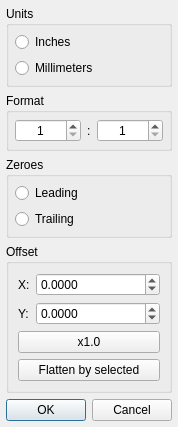
This is file_plugins/excellon/excellondialog.ui in XRay3D/GERBER_X3 as Qt 5 draws it before an edit. The edited form follows.
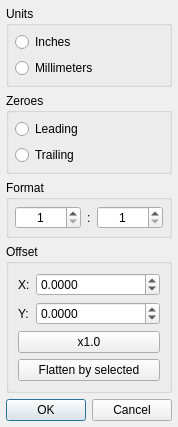
This is the edited form. Custom widgets are drawn as their Qt base class.

Commit message: The Excellon format editing form has been fixed. The format was not saved on acceptance.

What changed in the file:
```diff
--- a/file_plugins/excellon/excellondialog.ui
+++ b/file_plugins/excellon/excellondialog.ui
@@ -6,8 +6,8 @@
    <rect>
     <x>0</x>
     <y>0</y>
-    <width>168</width>
-    <height>383</height>
+    <width>178</width>
+    <height>422</height>
    </rect>
   </property>
   <property name="windowTitle">
@@ -64,6 +64,41 @@
      </layout>
     </widget>
    </item>
+   <item>
+    <widget class="QGroupBox" name="groupBox_3">
+     <property name="title">
+      <string>Zeroes</string>
+     </property>
+     <layout class="QVBoxLayout" name="verticalLayout_2">
+      <property name="leftMargin">
+       <number>6</number>
+      </property>
+      <property name="topMargin">
+       <number>6</number>
+      </property>
+      <property name="rightMargin">
+       <number>6</number>
+      </property>
+      <property name="bottomMargin">
+       <number>6</number>
+      </property>
+      <item>
+       <widget class="QRadioButton" name="rbLeading">
+        <property name="text">
+         <string>Leading</string>
+        </property>
+       </widget>
+      </item>
+      <item>
+       <widget class="QRadioButton" name="rbTrailing">
+        <property name="text">
+         <string>Trailing</string>
+        </property>
+       </widget>
+      </item>
+     </layout>
+    </widget>
+   </item>
    <item>
     <widget class="QGroupBox" name="groupBox_2">
      <property name="title">
@@ -124,41 +159,6 @@
      </layout>
     </widget>
    </item>
-   <item>
-    <widget class="QGroupBox" name="groupBox_3">
-     <property name="title">
-      <string>Zeroes</string>
-     </property>
-     <layout class="QVBoxLayout" name="verticalLayout_2">
-      <property name="leftMargin">
-       <number>6</number>
-      </property>
-      <property name="topMargin">
-       <number>6</number>
-      </property>
-      <property name="rightMargin">
-       <number>6</number>
-      </property>
-      <property name="bottomMargin">
-       <number>6</number>
-      </property>
-      <item>
-       <widget class="QRadioButton" name="rbLeading">
-        <property name="text">
-         <string>Leading</string>
-        </property>
-       </widget>
-      </item>
-      <item>
-       <widget class="QRadioButton" name="rbTrailing">
-        <property name="text">
-         <string>Trailing</string>
-        </property>
-       </widget>
-      </item>
-     </layout>
-    </widget>
-   </item>
    <item>
     <widget class="QGroupBox" name="groupBox_4">
      <property name="title">
```
The commit also changes 2 other files.
